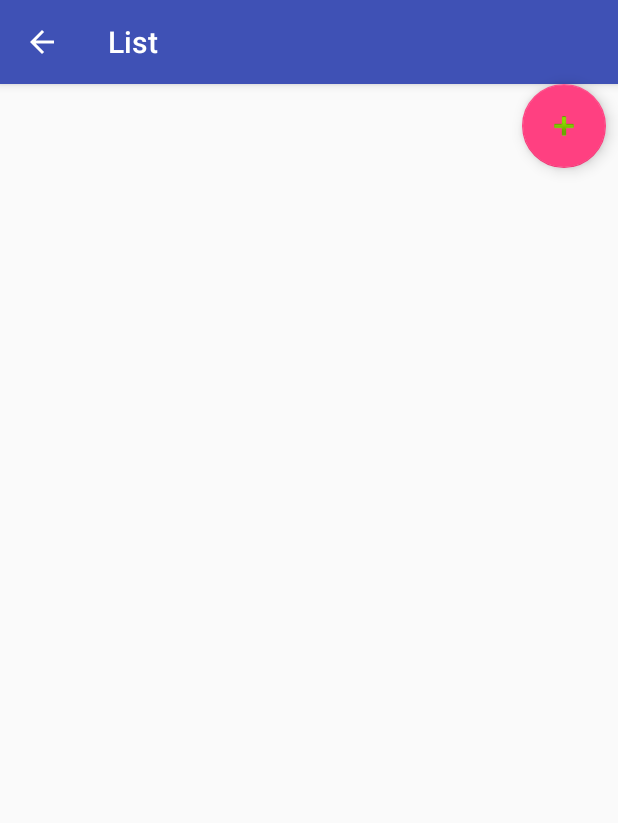
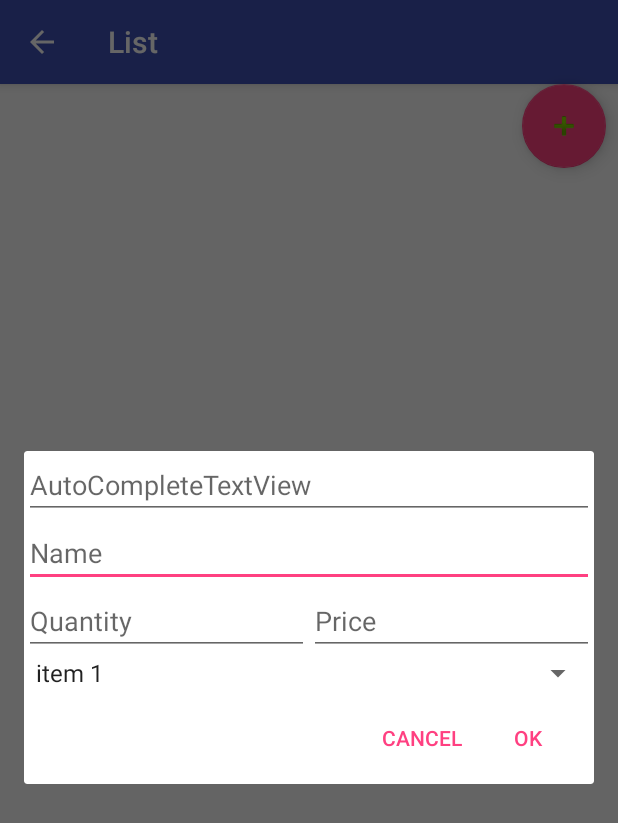
Before and after one commit to alexandersgr/ShopingListApp, an Android app: the ItemsOfList screen opened directly, with no data from a screen before it, after a tap on an icon or button, on a phone screen of 412 x 824 dp. Shown: the top 823 px of the screen. Run offline under Robolectric (Android 15) with nearby library versions, the phone set to English and light mode, and no system bars.

Commit message:
03.01.18 2:06 new item dialog

```diff
--- a/app/src/main/java/com/groundsoft/dean/shoppinglist/ItemsOfList.java
+++ b/app/src/main/java/com/groundsoft/dean/shoppinglist/ItemsOfList.java
@@ -1,5 +1,7 @@
 package com.groundsoft.dean.shoppinglist;
 
+import android.app.AlertDialog;
+import android.content.DialogInterface;
 import android.content.Intent;
 import android.graphics.Color;
 import android.os.Bundle;
@@ -7,9 +9,13 @@ import android.support.v7.app.AppCompatActivity;
 import android.support.v7.widget.Toolbar;
 import android.view.LayoutInflater;
 import android.view.View;
+import android.widget.ArrayAdapter;
 import android.widget.CheckBox;
+import android.widget.EditText;
 import android.widget.LinearLayout;
+import android.widget.Spinner;
 import android.widget.TextView;
+import android.widget.Toast;
 
 import com.groundsoft.dean.shoppinglist.Models.Categories;
 import com.groundsoft.dean.shoppinglist.Models.Items;
@@ -17,6 +23,10 @@ import com.groundsoft.dean.shoppinglist.Models.Items;
 import java.util.ArrayList;
 
 public class ItemsOfList extends AppCompatActivity {
+
+    private Integer currentList;
+    public Spinner categorySpinner;
+    private static final String[]paths = {"item 1", "item 2", "item 3"};
 
     @Override
     protected void onCreate(Bundle savedInstanceState) {
@@ -28,12 +38,11 @@ public class ItemsOfList extends AppCompatActivity {
         getSupportActionBar().setDisplayHomeAsUpEnabled(true);
 
         Intent intent = getIntent();
-        int listid = intent.getIntExtra("listid", 0);
+        currentList = intent.getIntExtra("listid", 0);
 
-        //fillList(listid);
-        categorizedList(listid);
+        //fillList(currentList);
+        categorizedList(currentList);
     }
-
 
     private void categorizedList(Integer listid) {
         int[] colors = new int[2];
@@ -44,7 +53,6 @@ public class ItemsOfList extends AppCompatActivity {
         LayoutInflater ltInflater = getLayoutInflater();
         LayoutInflater ltInflater2 = getLayoutInflater();
 
-        SQLite1 db = new SQLite1(this);
         Items it = new Items(this);
         Categories cats = new Categories(this);
 
@@ -57,7 +65,7 @@ public class ItemsOfList extends AppCompatActivity {
 
 
             if (currentItemCatId != lists.get(i).categoryid) {
-                category = ltInflater.inflate(R.layout.categories, linLayout, false);
+                category = ltInflater.inflate(R.layout.inflable_categories, linLayout, false);
 
                 TextView textCategory = (TextView) category.findViewById(R.id.textCategory);
                 Integer cid = lists.get(i).categoryid;
@@ -71,7 +79,7 @@ public class ItemsOfList extends AppCompatActivity {
 
                 while (true) {
 
-                    View item = ltInflater2.inflate(R.layout.items, catlin, false);
+                    View item = ltInflater2.inflate(R.layout.inflable_items, catlin, false);
 
                     TextView itemName = (TextView) item.findViewById(R.id.itemName);
                     itemName.setText(lists.get(i).name);
@@ -113,7 +121,6 @@ public class ItemsOfList extends AppCompatActivity {
         }
 
 
-        db.close();
     }
 
     private void fillList(Integer listid) {
@@ -125,14 +132,13 @@ public class ItemsOfList extends AppCompatActivity {
         LinearLayout linLayout = (LinearLayout) findViewById(R.id.itemsListLayout);
         LayoutInflater ltInflater = getLayoutInflater();
 
-        SQLite1 db = new SQLite1(this);
         Items it = new Items(this);
 
         ArrayList<Items> lists = it.getItems(listid);
 
         for (int i = 0; i < lists.size(); i++) {
 
-            View item = ltInflater.inflate(R.layout.items, linLayout, false);
+            View item = ltInflater.inflate(R.layout.inflable_items, linLayout, false);
 
             TextView itemName = (TextView) item.findViewById(R.id.itemName);
             itemName.setText(lists.get(i).name);
@@ -153,7 +159,6 @@ public class ItemsOfList extends AppCompatActivity {
             linLayout.addView(item);
         }
 
-        db.close();
     }
 
     public void checkedClick(View v) {
@@ -164,5 +169,57 @@ public class ItemsOfList extends AppCompatActivity {
     }
 
     public void addItem(View view) {
+
+
+        LayoutInflater li = LayoutInflater.from(this);
+        View promptsView = li.inflate(R.layout.dialog_add_item, null);
+
+        AlertDialog.Builder alertDialogBuilder = new AlertDialog.Builder(this);
+        alertDialogBuilder.setView(promptsView);
+
+        final EditText userInput = (EditText) promptsView.findViewById(R.id.newItemName);
+
+        categorySpinner = promptsView.findViewById(R.id.categorySpinner);
+
+
+
+        ArrayAdapter<String>adapter = new ArrayAdapter<String>(this,
+                android.R.layout.simple_spinner_item,paths);
+
+        adapter.setDropDownViewResource(android.R.layout.simple_spinner_dropdown_item);
+
+        categorySpinner.setAdapter(adapter);
+        //categorySpinner.setOnItemSelectedListener(this);
+
+        //
+
+
+        alertDialogBuilder
+                .setPositiveButton(R.string.dialog_OK_btn,
+                        new DialogInterface.OnClickListener() {
+                            public void onClick(DialogInterface dialog, int id) {
+                                String name = String.valueOf(userInput.getText());
+                                if (!name.equals("")) {
+                                    createNewItem(name, categorySpinner.getSelectedItemPosition());
+                                }
+                            }
+                        })
+                .setNegativeButton(R.string.dialog_Cancel_btn,
+                        new DialogInterface.OnClickListener() {
+                            public void onClick(DialogInterface dialog, int id) {
+                                dialog.cancel();
+                            }
+                        });
+
+        AlertDialog alertDialog = alertDialogBuilder.create();
+
+        alertDialog.show();
     }
+
+
+    private void createNewItem(String name, Integer pos) {
+        Toast.makeText(this,name + " " + String.valueOf(pos), Toast.LENGTH_LONG).show();
+    }
+
+
 }
--- a/app/src/main/java/com/groundsoft/dean/shoppinglist/SQLite1.java
+++ /dev/null
@@ -1,38 +0,0 @@
-package com.groundsoft.dean.shoppinglist;
-
-import android.content.Context;
-import android.database.sqlite.SQLiteDatabase;
-import android.database.sqlite.SQLiteOpenHelper;
-
-
-public class SQLite1 extends SQLiteOpenHelper {
-
-    private static final int DATABASE_VERSION = 1;
-    private static final String DATABASE_NAME = "com.groundsoft.dean.shoppinglist.db";
-
-
-    SQLite1(Context context) {
-        super(context, DATABASE_NAME, null, DATABASE_VERSION);
-    }
-
-    @Override
-    public void onCreate(SQLiteDatabase sqLiteDatabase) {
-    }
-
-    @Override
-    public void onUpgrade(SQLiteDatabase sqLiteDatabase, int i, int i1) {
-        onCreate(sqLiteDatabase);
-    }
-
-
-    // ------------------------- Default items -----------------------------//
-
-    // ------------------------- Categories -----------------------------//
-
-
-    // ------------------------- Items -----------------------------//
-
-
-    // ------------------------- Lists -----------------------------//
-
-}
--- a/app/src/main/java/com/groundsoft/dean/shoppinglist/ShoppingListMainActivity.java
+++ b/app/src/main/java/com/groundsoft/dean/shoppinglist/ShoppingListMainActivity.java
@@ -14,15 +14,16 @@ import android.view.View;
 import android.widget.EditText;
 import android.widget.LinearLayout;
 import android.widget.TextView;
+import java.text.SimpleDateFormat;
+import java.util.ArrayList;
+import java.util.Date;
 
 import com.groundsoft.dean.shoppinglist.Models.Categories;
 import com.groundsoft.dean.shoppinglist.Models.DefItems;
 import com.groundsoft.dean.shoppinglist.Models.Items;
 import com.groundsoft.dean.shoppinglist.Models.Lists;
 
-import java.text.SimpleDateFormat;
-import java.util.ArrayList;
-import java.util.Date;
+
 
 public class ShoppingListMainActivity extends AppCompatActivity {
 
@@ -33,7 +34,7 @@ public class ShoppingListMainActivity extends AppCompatActivity {
             listOnClick(v);
         }
     };
-    ;
+
 
     @Override
     protected void onCreate(Bundle savedInstanceState) {
@@ -82,7 +83,7 @@ public class ShoppingListMainActivity extends AppCompatActivity {
         for (int i = 0; i < lists.size(); i++) {
             //Log.d("myLogs", "i = " + i);
 
-            View item = ltInflater.inflate(R.layout.lists, linLayout, false);
+            View item = ltInflater.inflate(R.layout.inflable_lists, linLayout, false);
 
             TextView listName = (TextView) item.findViewById(R.id.listName);
             listName.setText(lists.get(i).listname);
@@ -171,6 +172,7 @@ public class ShoppingListMainActivity extends AppCompatActivity {
 
     }
 
+
     public void createAndShowNewList(String name) {
         Lists li = new Lists(this);
 
@@ -178,8 +180,8 @@ public class ShoppingListMainActivity extends AppCompatActivity {
 
         li.close();
 
-        TextView tv = (TextView) findViewById(R.id.textView4);
-        tv.setText(String.valueOf(res));
+        //TextView tv = (TextView) findViewById(R.id.textView4);
+        //tv.setText(String.valueOf(res));
 
         openListActivity((int) res);
 
@@ -243,7 +245,7 @@ public class ShoppingListMainActivity extends AppCompatActivity {
 
     @Override
     public boolean onCreateOptionsMenu(Menu menu) {
-        // Inflate the menu; this adds items to the action bar if it is present.
+        // Inflate the menu; this adds inflable_items to the action bar if it is present.
         getMenuInflater().inflate(R.menu.menu_shopping_list_main, menu);
         return true;
     }
--- /dev/null
+++ b/app/src/main/res/layout/dialog_add_item.xml
@@ -0,0 +1,56 @@
+<?xml version="1.0" encoding="utf-8"?>
+<LinearLayout xmlns:android="http://schemas.android.com/apk/res/android"
+    android:layout_width="match_parent"
+    android:layout_height="match_parent"
+    android:orientation="vertical">
+
+    <AutoCompleteTextView
+        android:id="@+id/autoCompleteItemName"
+        android:layout_width="match_parent"
+        android:layout_height="wrap_content"
+        android:hint="AutoCompleteTextView" />
+
+    <EditText
+        android:id="@+id/newItemName"
+        android:layout_width="match_parent"
+        android:layout_height="wrap_content"
+        android:inputType=""
+        android:hint="@string/new_item_name_placeholder">
+
+        <requestFocus />
+    </EditText>
+
+    <LinearLayout
+        android:layout_width="match_parent"
+        android:layout_height="wrap_content"
+        android:orientation="horizontal">
+
+        <EditText
+            android:id="@+id/editQuantity"
+            android:layout_width="wrap_content"
+            android:layout_height="wrap_content"
+            android:layout_weight="1"
+            android:ems="10"
+            android:inputType="textPersonName"
+            android:hint="@string/new_item_quantity_placeholder" />
+
+        <EditText
+            android:id="@+id/editPrice"
+            android:layout_width="wrap_content"
+            android:layout_height="wrap_content"
+            android:layout_weight="1"
+            android:ems="10"
+            android:inputType="textPersonName"
+            android:hint="@string/new_item_price_placeholder" />
+    </LinearLayout>
+
+    <Spinner
+        android:id="@+id/categorySpinner"
+        android:layout_width="match_parent"
+        android:layout_height="0dp"
+        android:layout_weight="1"
+        android:spinnerMode="dialog"
+        />
+
+
+</LinearLayout>
--- a/app/src/main/res/layout/dialog_add_list.xml
+++ b/app/src/main/res/layout/dialog_add_list.xml
@@ -10,13 +10,14 @@
         android:id="@+id/newListNameText"
         android:layout_width="wrap_content"
         android:layout_height="wrap_content"
-        android:text="Type Your Message : "
+        android:text="@string/new_list_prompt"
         android:textAppearance="?android:attr/textAppearanceLarge" />
 
     <EditText
         android:id="@+id/newListName"
         android:layout_width="match_parent"
-        android:layout_height="wrap_content" >
+        android:layout_height="wrap_content"
+        android:inputType="">
         <requestFocus />
     </EditText>
 </LinearLayout>
--- a/app/src/main/res/values/strings.xml
+++ b/app/src/main/res/values/strings.xml
@@ -4,4 +4,8 @@
     <string name="title_activity_items_of_list">List</string>
     <string name="dialog_OK_btn">OK</string>
     <string name="dialog_Cancel_btn">Cancel</string>
+    <string name="new_list_prompt">New list name :</string>
+    <string name="new_item_name_placeholder">Name</string>
+    <string name="new_item_quantity_placeholder">Quantity</string>
+    <string name="new_item_price_placeholder">Price</string>
 </resources>
```
Also changed, not shown: app/src/main/res/layout/inflable_categories.xml (renamed from app/src/main/res/layout/categories.xml), app/src/main/res/layout/inflable_items.xml (renamed from app/src/main/res/layout/items.xml), app/src/main/res/layout/inflable_lists.xml (renamed from app/src/main/res/layout/lists.xml), 1 other file.
